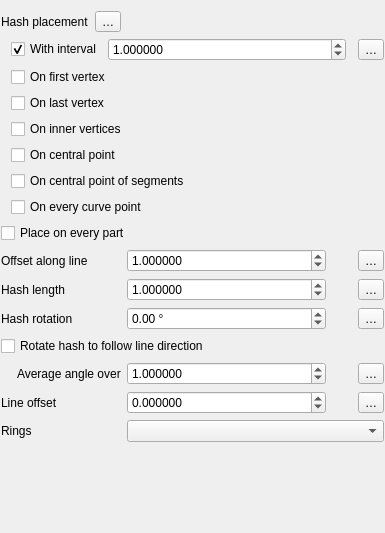
Before: the Qt Designer form src/ui/symbollayer/widget_hashline.ui in qgis/QGIS, drawn with Qt 5.
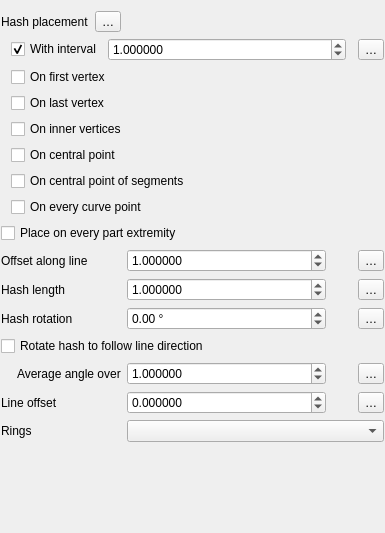
After: the same form once the commit is applied. Custom widgets are drawn as their Qt base class.

Commit message: More accurate label

What changed in the file:
```diff
--- a/src/ui/symbollayer/widget_hashline.ui
+++ b/src/ui/symbollayer/widget_hashline.ui
@@ -481,7 +481,7 @@
         <string>If checked, the &quot;first vertex&quot; or &quot;last vertex&quot; placements will also render at the first and last vertex for every part of multipart geometries</string>
        </property>
        <property name="text">
-        <string>Place on every part</string>
+        <string>Place on every part extremity</string>
        </property>
       </widget>
      </item>
```
